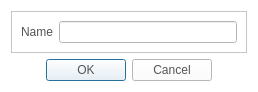
Qt form CaX/dialog/inputnamedialog.ui (fsest4u/CaX_03) before a commit.
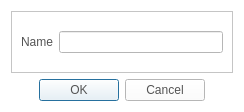
The same form after that commit. Icons and pictures are not drawn.

Commit message: [design] - apply to design for dialog button - group play - mute icon - cd rip - left / right icon - browser - folder icon - option menu - play now / clear / next / last

Patch:
```diff
--- a/CaX/dialog/inputnamedialog.ui
+++ b/CaX/dialog/inputnamedialog.ui
@@ -6,8 +6,8 @@
    <rect>
     <x>0</x>
     <y>0</y>
-    <width>258</width>
-    <height>86</height>
+    <width>244</width>
+    <height>112</height>
    </rect>
   </property>
   <property name="windowTitle">
@@ -59,6 +59,21 @@
    </item>
    <item row="1" column="0">
     <widget class="QDialogButtonBox" name="buttonBox">
+     <property name="styleSheet">
+      <string notr="true">QPushButton
+{
+  border-image: url(&quot;:/resource/audiocd-popup-btn110-ok-n@3x.png&quot;);
+width: 110px;
+color: rgb(84, 84, 84)
+}
+
+QPushButton:hover
+{
+  border-image: url(&quot;:/resource/audiocd-popup-btn110-ok-h@3x.png&quot;);
+width: 110px;
+color: rgb(255, 255, 255)
+}</string>
+     </property>
      <property name="orientation">
       <enum>Qt::Horizontal</enum>
      </property>
```
The commit also changes 17 other files.
